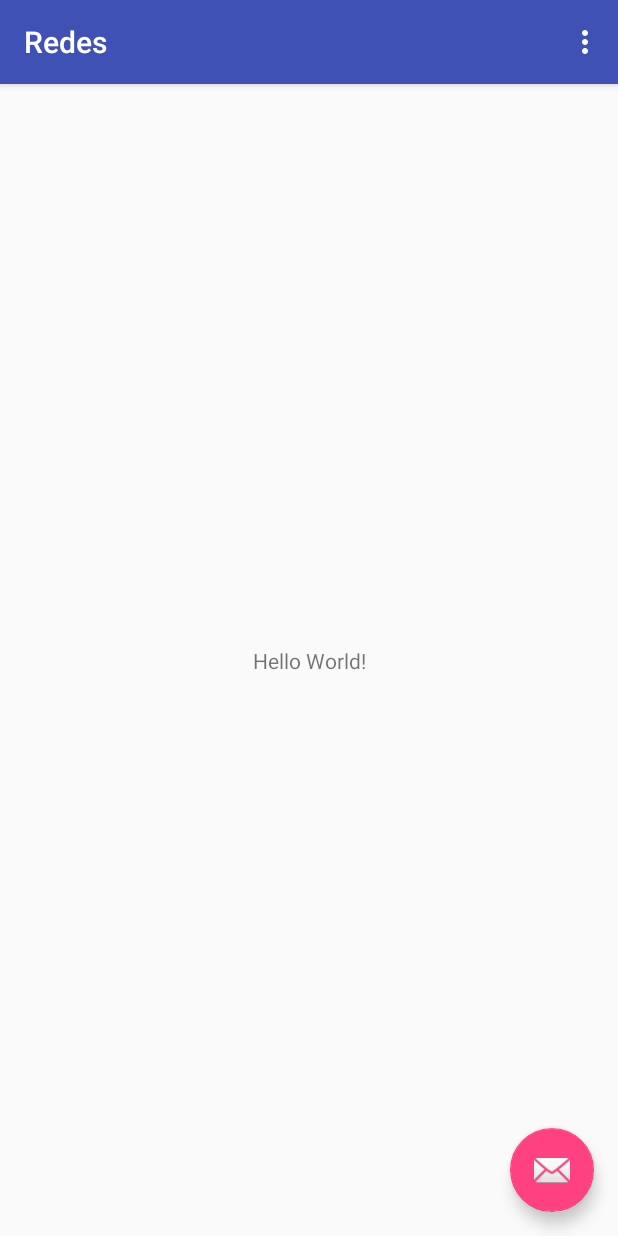
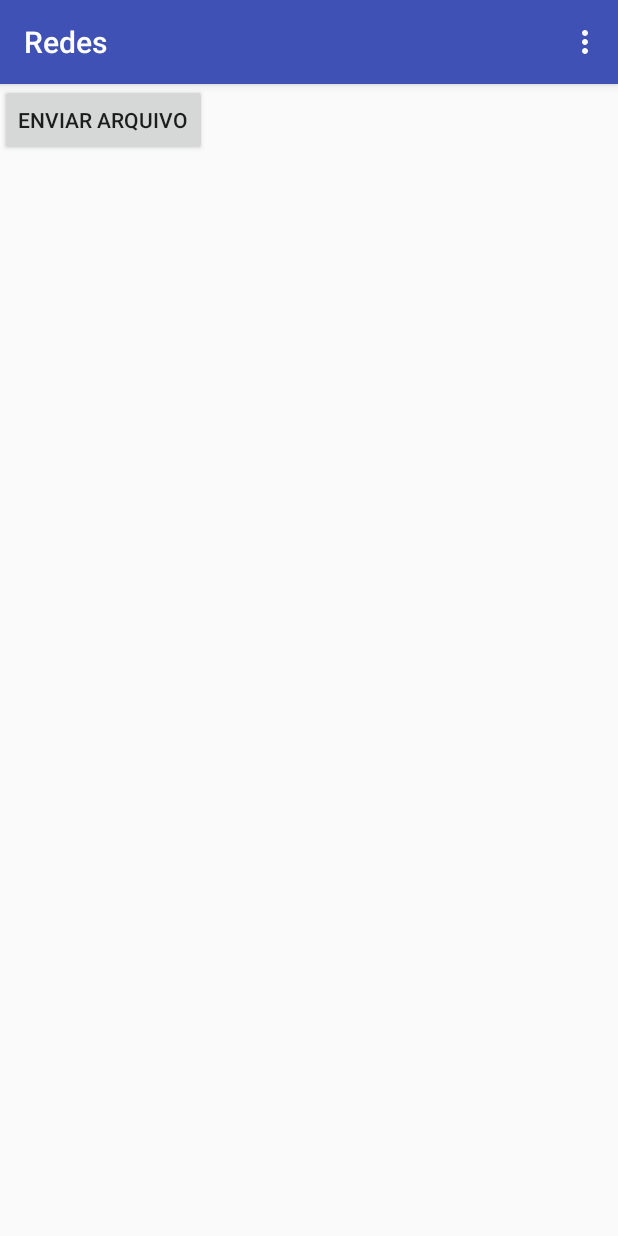
Before and after one commit to EmanuelAdler/TransFile, an Android app: the screen it shows after launch (MainActivity), on a phone screen of 412 x 824 dp. Run offline under Robolectric (Android 15) with nearby library versions, the phone set to English and light mode, and no system bars.

Commit message:
Changed button

```diff
--- a/src/ClientSide/app/src/main/java/com/trabalho/redes/redes/MainActivity.java
+++ b/src/ClientSide/app/src/main/java/com/trabalho/redes/redes/MainActivity.java
@@ -11,6 +11,7 @@ import android.support.v7.widget.Toolbar;
 import android.view.View;
 import android.view.Menu;
 import android.view.MenuItem;
+import android.widget.Button;
 import android.widget.Toast;
 
 import java.io.BufferedInputStream;
@@ -46,14 +47,12 @@ public class MainActivity extends AppCompatActivity {
                 bis.read(mybytearray, 0, mybytearray.length);
 
                 OutputStream os = sock.getOutputStream();
-
                 os.write(mybytearray, 0, mybytearray.length);
-
                 os.flush();
 
                 sock.close();
             } catch (IOException e) {
-
+                System.out.println(e);
             }
         }
     });
@@ -69,8 +68,8 @@ public class MainActivity extends AppCompatActivity {
         File dir = new File(path);
         dir.mkdir();
 
-        FloatingActionButton fab = (FloatingActionButton) findViewById(R.id.fab);
-        fab.setOnClickListener(new View.OnClickListener() {
+        Button button = (Button) findViewById(R.id.button);
+        button.setOnClickListener(new View.OnClickListener() {
             @Override
             public void onClick(View view) {
 
--- a/src/ClientSide/app/src/main/res/layout/activity_main.xml
+++ b/src/ClientSide/app/src/main/res/layout/activity_main.xml
@@ -20,14 +20,16 @@
 
     </android.support.design.widget.AppBarLayout>
 
-    <include layout="@layout/content_main" />
+    <include layout="@layout/content_main"
+        android:id="@+id/include" />
 
-    <android.support.design.widget.FloatingActionButton
-        android:id="@+id/fab"
+    <Button
+        android:id="@+id/button"
         android:layout_width="wrap_content"
         android:layout_height="wrap_content"
-        android:layout_gravity="bottom|end"
-        android:layout_margin="@dimen/fab_margin"
-        app:srcCompat="@android:drawable/ic_dialog_email" />
+        android:layout_gravity="bottom|right"
+        android:text="Enviar arquivo"
+        app:layout_anchor="@+id/include"
+        app:layout_anchorGravity="top|left" />
 
 </android.support.design.widget.CoordinatorLayout>
--- a/src/ClientSide/app/src/main/res/layout/content_main.xml
+++ b/src/ClientSide/app/src/main/res/layout/content_main.xml
@@ -11,7 +11,7 @@
     <TextView
         android:layout_width="wrap_content"
         android:layout_height="wrap_content"
-        android:text="Hello World!"
+        android:text=""
         app:layout_constraintBottom_toBottomOf="parent"
         app:layout_constraintLeft_toLeftOf="parent"
         app:layout_constraintRight_toRightOf="parent"
```
Also changed, not shown: 2 other files.
